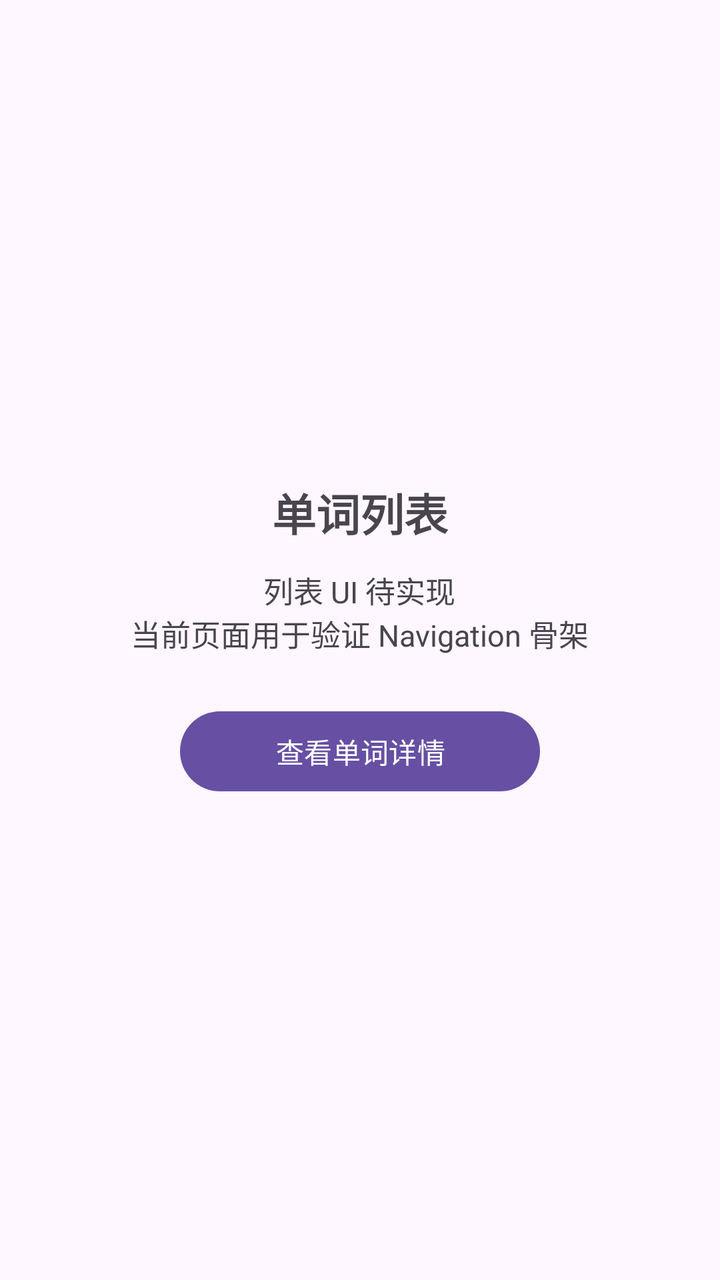
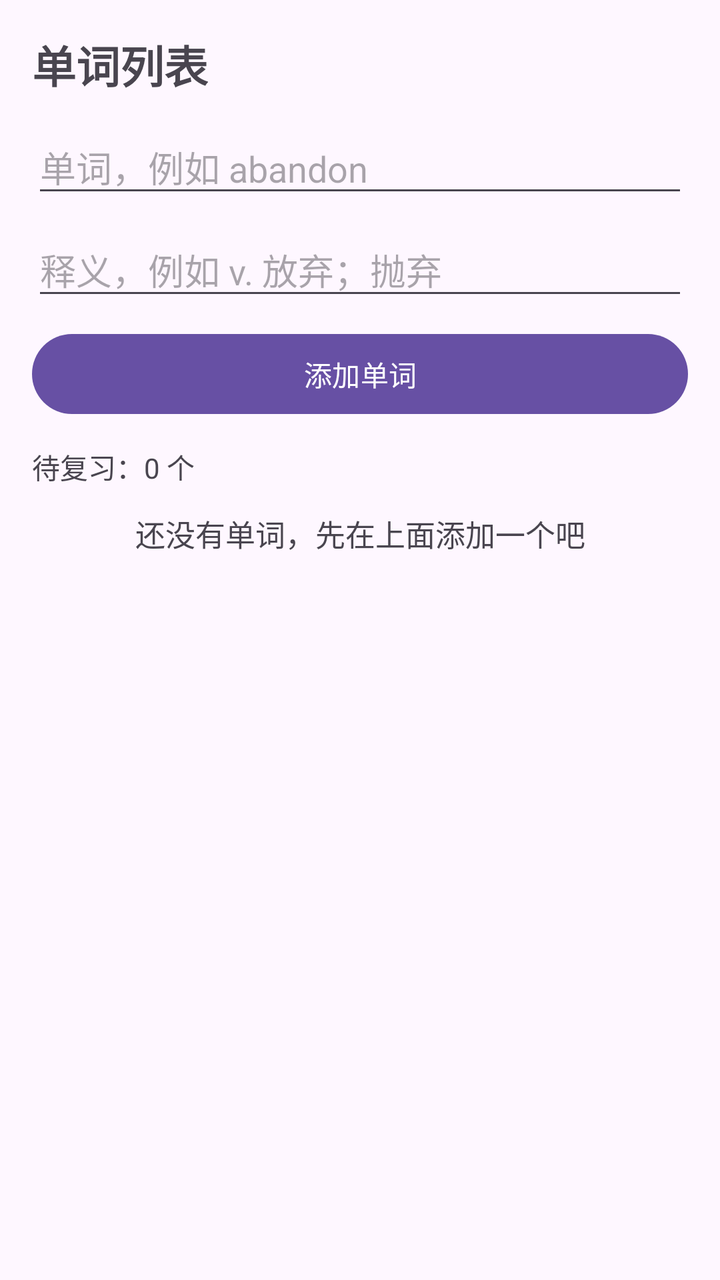

Screens rendered from an Android XML layout before and after an edit, with the pre-edit source and the edit as a unified diff.
<!-- AndroidManifest.xml: application theme Theme.WordMemoryApp -->
<!-- res/layout/fragment_word_list.xml -->
<?xml version="1.0" encoding="utf-8"?>
<LinearLayout xmlns:android="http://schemas.android.com/apk/res/android"
    android:layout_width="match_parent"
    android:layout_height="match_parent"
    android:gravity="center"
    android:orientation="vertical"
    android:padding="24dp">

    <TextView
        android:layout_width="wrap_content"
        android:layout_height="wrap_content"
        android:text="@string/title_word_list"
        android:textSize="22sp"
        android:textStyle="bold" />

    <TextView
        android:layout_width="wrap_content"
        android:layout_height="wrap_content"
        android:layout_marginTop="12dp"
        android:gravity="center"
        android:text="@string/word_list_placeholder"
        android:textSize="15sp" />

    <Button
        android:id="@+id/btnOpenDetail"
        android:layout_width="wrap_content"
        android:layout_height="wrap_content"
        android:layout_marginTop="24dp"
        android:minWidth="180dp"
        android:text="@string/btn_open_detail" />

</LinearLayout>
<!-- resources referenced by this layout -->
<resources>
  <string name="btn_open_detail">查看单词详情</string>
  <string name="title_word_list">单词列表</string>
  <string name="word_list_placeholder">列表 UI 待实现\n当前页面用于验证 Navigation 骨架</string>
  <style name="Theme.WordMemoryApp" parent="Base.Theme.WordMemoryApp" />
  <style name="Base.Theme.WordMemoryApp" parent="Theme.Material3.DayNight.NoActionBar">
          
          
      </style>
</resources>

<!-- the commit's change to res/layout/fragment_word_list.xml (unified diff, before → after) -->
@@ -2,9 +2,10 @@
 <LinearLayout xmlns:android="http://schemas.android.com/apk/res/android"
     android:layout_width="match_parent"
     android:layout_height="match_parent"
-    android:gravity="center"
     android:orientation="vertical"
-    android:padding="24dp">
+    android:paddingStart="16dp"
+    android:paddingTop="16dp"
+    android:paddingEnd="16dp">
 
     <TextView
         android:layout_width="wrap_content"
@@ -13,20 +14,55 @@
         android:textSize="22sp"
         android:textStyle="bold" />
 
+    <EditText
+        android:id="@+id/etWord"
+        android:layout_width="match_parent"
+        android:layout_height="wrap_content"
+        android:layout_marginTop="12dp"
+        android:hint="@string/hint_word"
+        android:inputType="text"
+        android:maxLines="1" />
+
+    <EditText
+        android:id="@+id/etMeaning"
+        android:layout_width="match_parent"
+        android:layout_height="wrap_content"
+        android:layout_marginTop="8dp"
+        android:hint="@string/hint_meaning"
+        android:inputType="text"
+        android:maxLines="1" />
+
+    <Button
+        android:id="@+id/btnAddWord"
+        android:layout_width="match_parent"
+        android:layout_height="wrap_content"
+        android:layout_marginTop="8dp"
+        android:text="@string/btn_add_word" />
+
     <TextView
+        android:id="@+id/tvDueInfo"
         android:layout_width="wrap_content"
         android:layout_height="wrap_content"
         android:layout_marginTop="12dp"
+        android:text="@string/due_empty"
+        android:textSize="14sp" />
+
+    <TextView
+        android:id="@+id/tvEmpty"
+        android:layout_width="match_parent"
+        android:layout_height="wrap_content"
+        android:layout_marginTop="12dp"
         android:gravity="center"
-        android:text="@string/word_list_placeholder"
+        android:text="@string/word_list_empty"
         android:textSize="15sp" />
 
-    <Button
-        android:id="@+id/btnOpenDetail"
-        android:layout_width="wrap_content"
-        android:layout_height="wrap_content"
-        android:layout_marginTop="24dp"
-        android:minWidth="180dp"
-        android:text="@string/btn_open_detail" />
+    <androidx.recyclerview.widget.RecyclerView
+        android:id="@+id/rvWords"
+        android:layout_width="match_parent"
+        android:layout_height="0dp"
+        android:layout_marginTop="8dp"
+        android:layout_weight="1"
+        android:clipToPadding="false"
+        android:paddingBottom="16dp" />
 
 </LinearLayout>
<!-- resource entries referenced after the edit -->
@@ -1,8 +1,11 @@
 <!-- resources referenced by this layout -->
 <resources>
-  <string name="btn_open_detail">查看单词详情</string>
+  <string name="btn_add_word">添加单词</string>
+  <string name="due_empty">待复习：0 个</string>
+  <string name="hint_meaning">释义，例如 v. 放弃；抛弃</string>
+  <string name="hint_word">单词，例如 abandon</string>
   <string name="title_word_list">单词列表</string>
-  <string name="word_list_placeholder">列表 UI 待实现\n当前页面用于验证 Navigation 骨架</string>
+  <string name="word_list_empty">还没有单词，先在上面添加一个吧</string>
   <style name="Theme.WordMemoryApp" parent="Base.Theme.WordMemoryApp" />
   <style name="Base.Theme.WordMemoryApp" parent="Theme.Material3.DayNight.NoActionBar">
           
